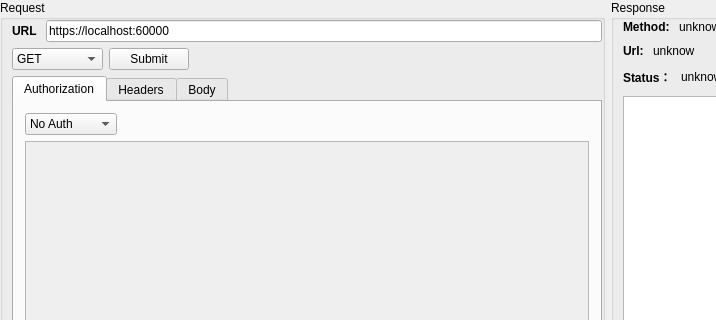
First picture: the form in project/HttpTool/mainwindow.ui, repository pjh130/qt, before the edit; both pictures show x 0 to 716 and y 0 to 320 of the 1014 by 640 pixel window.
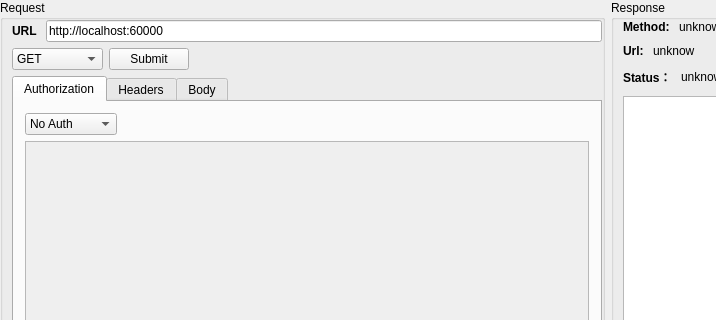
Second picture: the form after the edit.

Diff of the .ui file:
```diff
--- a/project/HttpTool/mainwindow.ui
+++ b/project/HttpTool/mainwindow.ui
@@ -65,7 +65,7 @@
            <item>
             <widget class="QLineEdit" name="lineEditUrl">
              <property name="text">
-              <string>https://localhost:60000</string>
+              <string>http://localhost:60000</string>
              </property>
             </widget>
            </item>
```
